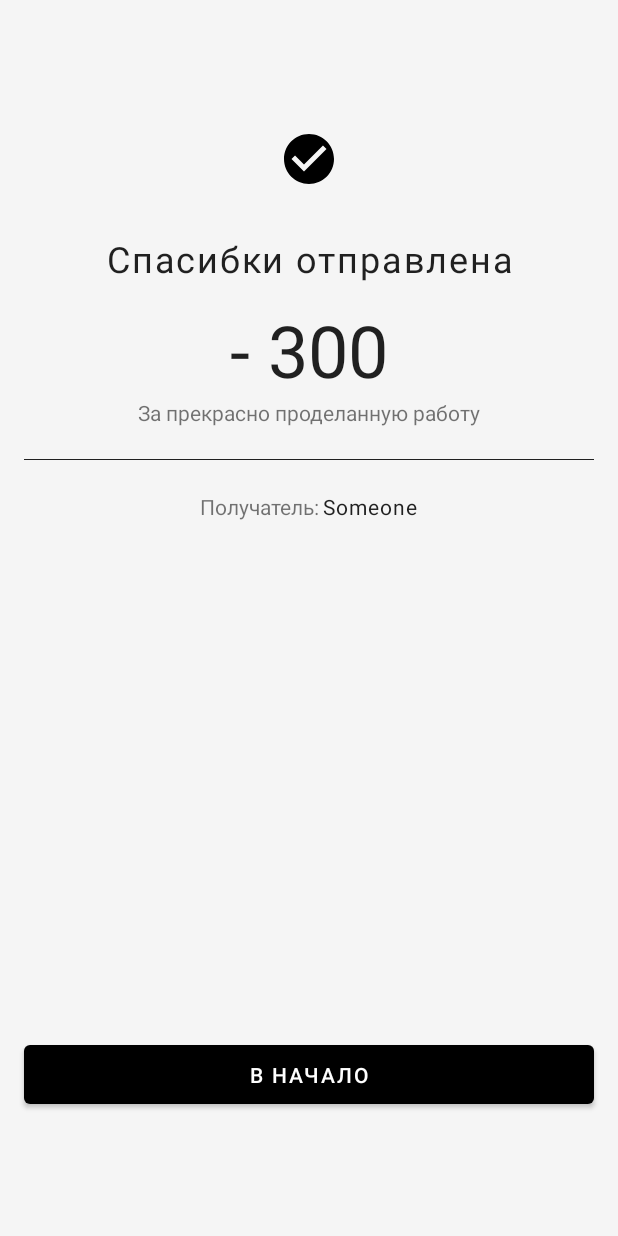
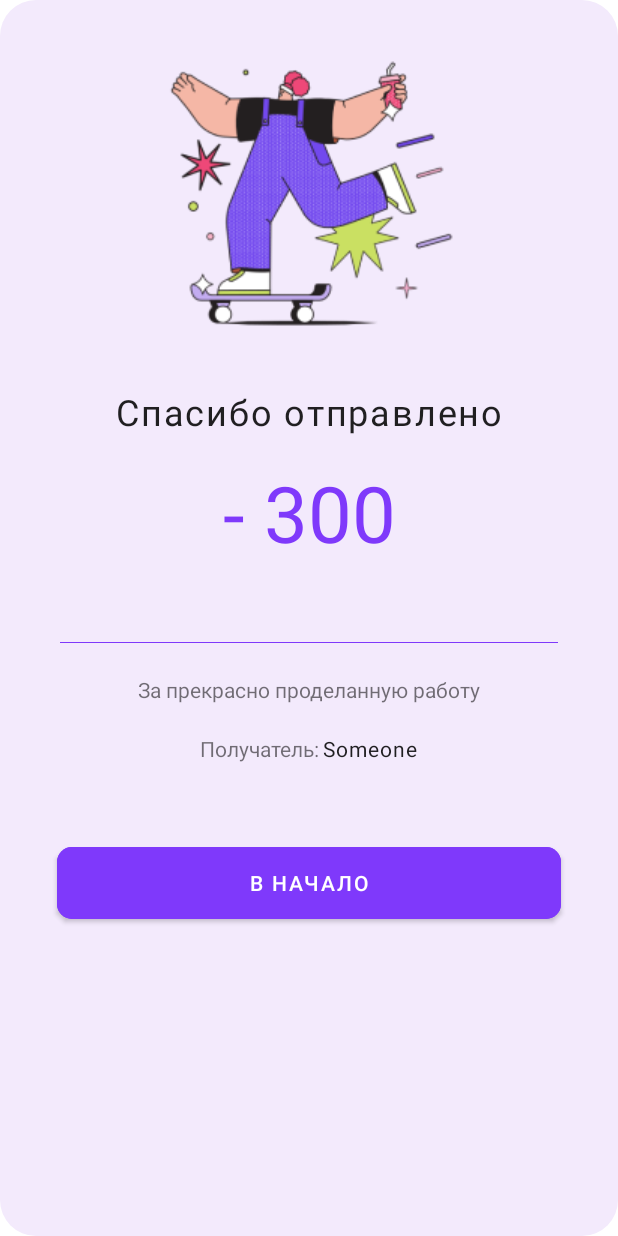
Before and after one commit to digthanx/android_mobile, an Android app: the layout fragment_transaction_result.xml on its own in the app's theme, with its tools: preview values and no code run, on a phone screen of 412 x 824 dp. Run offline under Robolectric (Android 15) with nearby library versions, the phone set to English and light mode, and no system bars.

Commit message:
Исправил дизайн результата транзакции

```diff
--- a/app/src/main/java/com/teamforce/thanksapp/presentation/fragment/TransactionFragment.kt
+++ b/app/src/main/java/com/teamforce/thanksapp/presentation/fragment/TransactionFragment.kt
@@ -12,6 +12,7 @@ import android.widget.TextView
 import android.widget.Toast
 import androidx.cardview.widget.CardView
 import androidx.constraintlayout.widget.Group
+import androidx.fragment.app.DialogFragment
 import androidx.fragment.app.Fragment
 import androidx.fragment.app.FragmentManager
 import androidx.navigation.fragment.findNavController
@@ -152,6 +153,7 @@ class TransactionFragment : Fragment(), View.OnClickListener {
             R.id.action_transactionFragment_to_transactionResultFragment,
             bundle
         )
+
     }
 
     private fun logout() {
--- a/app/src/main/res/anim/to_bottom_in.xml
+++ b/app/src/main/res/anim/to_bottom_in.xml
@@ -1,6 +1,6 @@
 <?xml version="1.0" encoding="utf-8"?>
 <set xmlns:android="http://schemas.android.com/apk/res/android"
-    android:duration="300"
+    android:duration="500"
     android:fillAfter="true"
     android:fromXScale="0"
     android:fromYScale="0"
--- a/app/src/main/res/anim/to_bottom_out.xml
+++ b/app/src/main/res/anim/to_bottom_out.xml
@@ -1,6 +1,6 @@
 <?xml version="1.0" encoding="utf-8"?>
 <set xmlns:android="http://schemas.android.com/apk/res/android"
-    android:duration="300"
+    android:duration="500"
     android:fillAfter="true"
     android:fromXScale="0"
     android:fromYScale="0"
--- a/app/src/main/res/color/background_selector.xml
+++ b/app/src/main/res/color/menu_background_color_state.xml
@@ -1,5 +1,4 @@
 <?xml version="1.0" encoding="utf-8"?>
 <selector xmlns:android="http://schemas.android.com/apk/res/android">
     <item android:color="@color/color10" android:state_checked="true" />
-    <item android:color="@color/white" />
 </selector>
--- a/app/src/main/res/color/text_selector.xml
+++ b/app/src/main/res/color/menu_item_color_state.xml
@@ -1,5 +1,5 @@
 <?xml version="1.0" encoding="utf-8"?>
 <selector xmlns:android="http://schemas.android.com/apk/res/android">
     <item android:color="@color/color13" android:state_checked="true" />
-    <item android:color="@color/color21" />
+    <item android:color="@color/color21" android:state_checked="false" />
 </selector>
--- a/app/src/main/res/layout/fragment_history.xml
+++ b/app/src/main/res/layout/fragment_history.xml
@@ -51,8 +51,7 @@
         app:layoutManager="androidx.recyclerview.widget.LinearLayoutManager"
         android:background="@color/color23"
         app:layout_constraintBottom_toBottomOf="parent"
-        app:layout_constraintTop_toBottomOf="@+id/chipGroup"
-        android:layout_marginBottom="60dp"/>
+        app:layout_constraintTop_toBottomOf="@+id/chipGroup" />
 
     <ProgressBar
         android:id="@+id/progressBar"
--- a/app/src/main/res/layout/fragment_main_flow.xml
+++ b/app/src/main/res/layout/fragment_main_flow.xml
@@ -49,9 +49,8 @@
         android:layout_height="match_parent"
         android:layout_gravity="start"
         android:fitsSystemWindows="true"
-        app:background="@color/background_selector"
         app:itemIconTint="@color/color13"
-        app:itemTextColor="@color/text_selector"
+        app:itemTextColor="@color/menu_item_color_state"
         app:headerLayout="@layout/header_navigation_drawer"
         app:menu="@menu/drawer_menu"/>
 </androidx.drawerlayout.widget.DrawerLayout>
--- a/app/src/main/res/layout/fragment_transaction_result.xml
+++ b/app/src/main/res/layout/fragment_transaction_result.xml
@@ -1,102 +1,107 @@
 <?xml version="1.0" encoding="utf-8"?>
-<LinearLayout
+<com.google.android.material.card.MaterialCardView
     xmlns:android="http://schemas.android.com/apk/res/android"
     xmlns:app="http://schemas.android.com/apk/res-auto"
     xmlns:tools="http://schemas.android.com/tools"
-    android:background="@color/color23"
+    android:id="@+id/card_view"
     android:layout_width="match_parent"
     android:layout_height="match_parent"
-    android:orientation="vertical"
-    tools:context=".presentation.fragment.TransactionFragment">
+    app:cardBackgroundColor="@color/transparent"
+    app:cardCornerRadius="24dp"
+    app:cardElevation="0dp"
+    tools:context=".presentation.fragment.TransactionResultFragment">
 
     <LinearLayout
         android:layout_width="match_parent"
-        android:layout_height="wrap_content"
-        android:paddingTop="86dp"
+        android:layout_height="match_parent"
         android:layout_weight="1"
+        android:background="@color/color22"
         android:orientation="vertical"
-        android:background="@color/color23"
-        tools:context=".presentation.fragment.TransactionResultFragment">
+        android:paddingHorizontal="24dp">
 
         <ImageView
+            android:layout_width="wrap_content"
+            android:layout_height="wrap_content"
             android:layout_gravity="center"
-            android:layout_width="40dp"
-            android:layout_height="40dp"
-            android:layout_marginBottom="30dp"
-            android:src="@drawable/ic_checkbox_circle_fill"
-            app:tint="@color/black" />
+            android:layout_marginVertical="30dp"
+            android:scaleType="fitCenter"
+            android:src="@drawable/dazzel_girl" />
 
         <TextView
             android:layout_width="match_parent"
             android:layout_height="wrap_content"
+            android:layout_marginBottom="16dp"
             android:gravity="center"
             android:letterSpacing="0.05"
-            android:text="Спасибки отправлена"
+            android:text="Спасибо отправлено"
             android:textColor="@color/color1"
-            android:layout_marginBottom="12dp"
             android:textSize="24sp" />
 
         <TextView
             android:id="@+id/tv_amountThanks"
-            android:gravity="center"
             android:layout_width="match_parent"
             android:layout_height="wrap_content"
-            android:textColor="@color/color1"
-            android:textSize="48sp"
-            android:text="- 300" />
-
-
-        <TextView
-            android:id="@+id/tv_description"
+            android:layout_marginBottom="30dp"
             android:gravity="center"
-            android:layout_width="match_parent"
-            android:layout_height="wrap_content"
-            android:textSize="14sp"
-            android:text="За прекрасно проделанную работу" />
+            android:text="- 300"
+            android:textColor="@color/color13"
+            android:textSize="52sp" />
 
         <View
             android:layout_width="match_parent"
             android:layout_height="0.5dp"
-            android:background="@color/color1"
+            android:layout_marginVertical="21dp"
             android:layout_marginStart="16dp"
             android:layout_marginEnd="16dp"
-            android:layout_marginVertical="21dp" />
+            android:background="@color/color13" />
+
+        <TextView
+            android:id="@+id/tv_description"
+            android:layout_width="match_parent"
+            android:layout_height="wrap_content"
+            android:layout_marginBottom="20dp"
+            android:gravity="center"
+            android:text="За прекрасно проделанную работу"
+            android:textSize="14sp" />
 
         <LinearLayout
-            android:layout_gravity="center"
             android:layout_width="wrap_content"
             android:layout_height="wrap_content"
+            android:layout_gravity="center"
+            android:layout_marginBottom="50dp"
             android:orientation="horizontal">
+
             <TextView
-                android:gravity="center"
                 android:layout_width="match_parent"
                 android:layout_height="wrap_content"
-                android:textSize="14sp"
-                android:text="Получатель: " />
+                android:gravity="center"
+                android:text="Получатель: "
+                android:textSize="14sp" />
 
             <TextView
                 android:id="@+id/tv_receiver"
-                android:gravity="center"
                 android:layout_width="match_parent"
                 android:layout_height="wrap_content"
-                android:textSize="14sp"
+                android:gravity="center"
+                android:letterSpacing="0.05"
+                android:text="Someone"
                 android:textColor="@color/color1"
-                android:letterSpacing="0.05"
-                android:text="Someone" />
+                android:textSize="14sp" />
         </LinearLayout>
 
-
+        <com.google.android.material.button.MaterialButton
+            android:id="@+id/btn_toTheBeginning"
+            android:layout_width="match_parent"
+            android:layout_height="60dp"
+            android:layout_marginHorizontal="14dp"
+            android:layout_marginBottom="20dp"
+            android:backgroundTint="@color/color13"
+            android:paddingVertical="10dp"
+            android:text="В начало"
+            android:textColor="@color/white"
+            app:cornerRadius="10dp" />
 
     </LinearLayout>
 
-    <com.google.android.material.button.MaterialButton
-        android:id="@+id/btn_toTheBeginning"
-        android:layout_width="match_parent"
-        android:layout_height="wrap_content"
-        android:paddingVertical="10dp"
-        android:textColor="@color/white"
-        android:layout_marginHorizontal="16dp"
-        android:layout_marginBottom="82dp"
-        android:text="В начало" />
 
-</LinearLayout>
+</com.google.android.material.card.MaterialCardView>
--- a/app/src/main/res/layout/header_navigation_drawer.xml
+++ b/app/src/main/res/layout/header_navigation_drawer.xml
@@ -7,13 +7,14 @@
     android:layout_marginVertical="16dp"
     android:orientation="vertical">
 
-    <ImageView
+    <com.google.android.material.imageview.ShapeableImageView
         android:id="@+id/user_avatar"
         android:scaleType="centerInside"
         android:layout_width="96dp"
         android:layout_height="96dp"
         android:layout_marginBottom="30dp"
         android:layout_marginStart="16dp"
+        app:shapeAppearanceOverlay="@style/ShapeAppearanceOverlay.App.CornerSize50Percent"
         android:src="@drawable/ic_launcher_background"
         android:contentDescription="@string/app_name" />
 
--- a/app/src/main/res/navigation/main_graph.xml
+++ b/app/src/main/res/navigation/main_graph.xml
@@ -25,7 +25,7 @@
         android:name="com.teamforce.thanksapp.presentation.fragment.BalanceFragment"
         android:label="@string/balance_label"
         tools:layout="@layout/fragment_balance" />
-    <fragment
+    <dialog
         android:id="@+id/transactionResultFragment"
         android:name="com.teamforce.thanksapp.presentation.fragment.TransactionResultFragment"
         android:label="@string/new_transaction_label">
@@ -33,5 +33,5 @@
             android:id="@+id/action_transactionResultFragment_to_transactionFragment"
             app:destination="@id/transactionFragment"
             app:enterAnim="@anim/to_bottom_in" />
-    </fragment>
+    </dialog>
 </navigation>
--- a/app/src/main/res/values-night/themes.xml
+++ b/app/src/main/res/values-night/themes.xml
@@ -3,8 +3,9 @@
     <style name="Theme.ThanksApp" parent="Theme.MaterialComponents.Light.NoActionBar">
         <!-- Primary brand color. -->
         <item name="colorPrimary">@color/black</item>
-        <item name="colorPrimaryDark">@color/purple_700</item>
+        <item name="colorPrimaryDark">@color/color1</item>
         <item name="colorAccent">@color/color9</item>
         <!-- Customize your theme here. -->
     </style>
+
 </resources>
--- a/app/src/main/res/values/colors.xml
+++ b/app/src/main/res/values/colors.xml
@@ -1,5 +1,6 @@
 <?xml version="1.0" encoding="utf-8"?>
 <resources>
+    <color name="transparent">#00BB86FC</color>
     <color name="purple_200">#FFBB86FC</color>
     <color name="purple_500">#FF6200EE</color>
     <color name="purple_700">#FF3700B3</color>
@@ -34,4 +35,9 @@
     <color name="color23">#F5F5F5</color>
     <color name="color24">#F2F2F5</color>
     <color name="color25">#86E22B13</color>
+    <color name="light_blue_600">#FF039BE5</color>
+    <color name="light_blue_900">#FF01579B</color>
+    <color name="light_blue_A200">#FF40C4FF</color>
+    <color name="light_blue_A400">#FF00B0FF</color>
+    <color name="black_overlay">#66000000</color>
 </resources>
--- a/app/src/main/res/values/strings.xml
+++ b/app/src/main/res/values/strings.xml
@@ -37,7 +37,9 @@
     <string name="approved">Согласовано</string>
     <string name="on_approval">На согласовании</string>
     <string name="annulled">Аннулировано</string>
-<!-- -->
+    <string name="dummy_button">Dummy Button</string>
+    <string name="dummy_content">DUMMY\nCONTENT</string>
+    <!-- -->
 
 
 </resources>
--- a/app/src/main/res/values/themes.xml
+++ b/app/src/main/res/values/themes.xml
@@ -3,7 +3,7 @@
     <style name="Theme.ThanksApp" parent="Theme.MaterialComponents.Light.NoActionBar">
         <!-- Primary brand color. -->
         <item name="colorPrimary">@color/black</item>
-        <item name="colorPrimaryDark">@color/purple_700</item>
+        <item name="colorPrimaryDark">@color/color1</item>
         <item name="colorAccent">@color/color9</item>
         <!-- Customize your theme here. -->
     </style>
@@ -16,4 +16,5 @@
     <style name="Theme.ThanksApp.AppBarOverlay" parent="ThemeOverlay.AppCompat.Dark.ActionBar" />
 
     <style name="Theme.ThanksApp.PopupOverlay" parent="ThemeOverlay.AppCompat.Light" />
+
 </resources>
```
Also changed, not shown: app/src/main/java/com/teamforce/thanksapp/presentation/fragment/TransactionResultFragment.kt (+26 -4 lines), app/src/main/res/values/styles.xml (+7 -0 lines), app/src/main/res/drawable/dazzel_girl.png (added).
